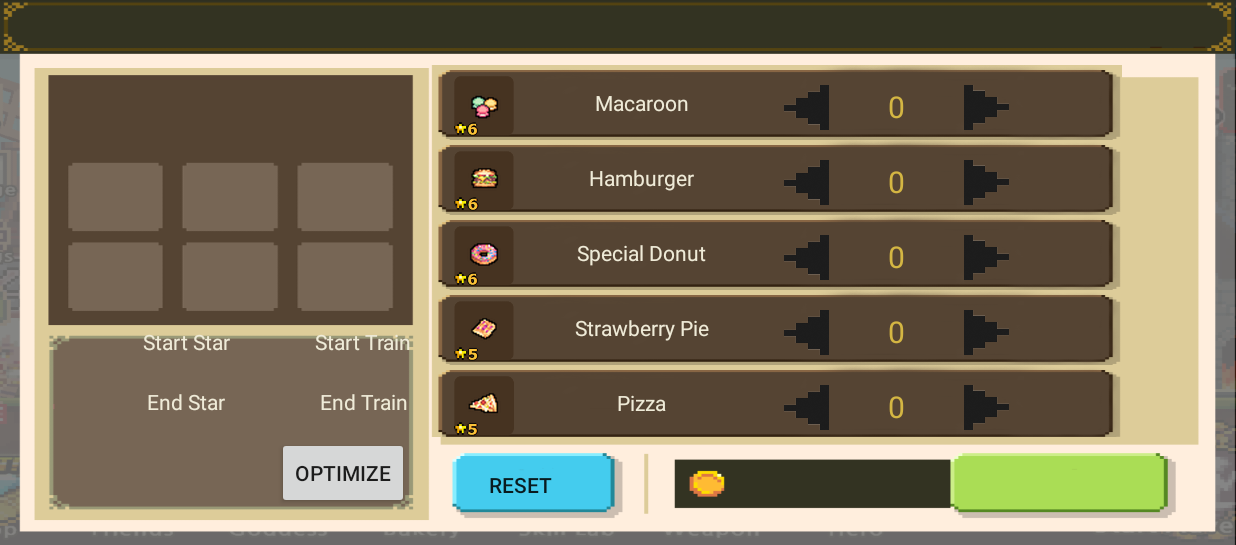
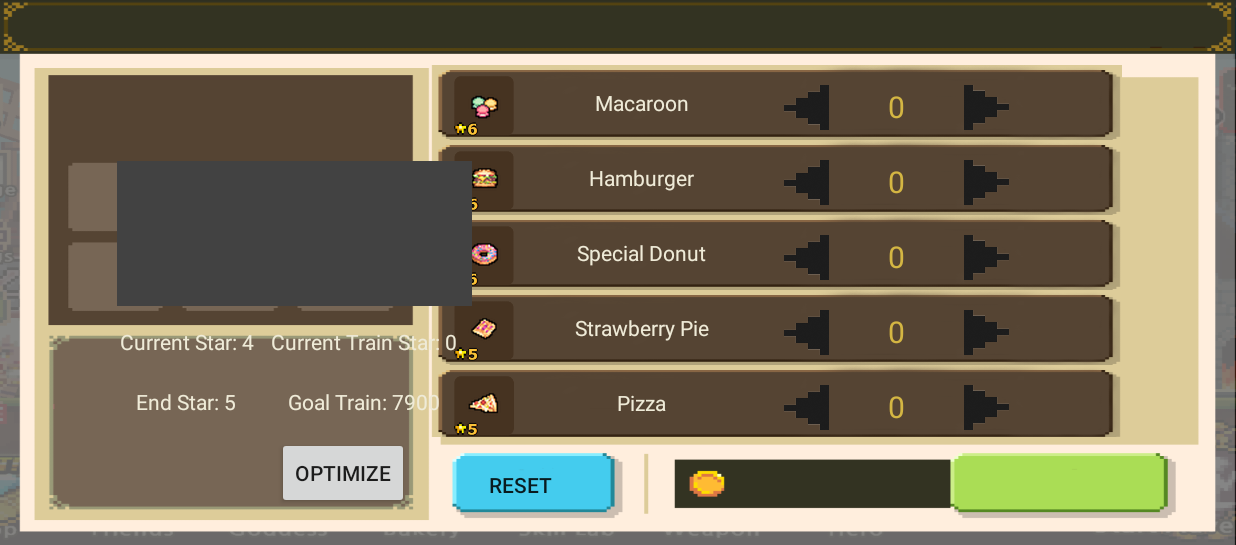
Before and after one commit to daniel0514/BreadCalculator, an Android app: the screen it shows after launch (MainActivity), on a phone screen of 824 x 412 dp (held sideways), the part 73-618 px from its top. Run offline under Robolectric (Android 15) with nearby library versions, the phone set to English and light mode, and no system bars.

Commit message:
tweaking UI

```diff
--- a/app/src/main/java/cal/bread/dan/breadcalculator2/MainActivity.java
+++ b/app/src/main/java/cal/bread/dan/breadcalculator2/MainActivity.java
@@ -48,17 +48,17 @@ public class MainActivity extends ActionBarActivity {
         updateBreadHM(breadHM);
         initializeButtons();
         setListeners();
-        createAlerts();
-        /*
+        //createAlerts();
+
         startStar.setText("Current Star: " + "4");
         startStarInt = Integer.parseInt("4");
         endStar.setText("End Star: " + "5");
         endStarInt = Integer.parseInt("5");
         startTrain.setText("Current Train Star: " + "0");
         startTrainInt = Integer.parseInt("0");
-        endTrain.setText("Current Star: " + "7900");
+        endTrain.setText("Goal Train: " + "7900");
         endTrainInt = Integer.parseInt("7900");
-        */
+
 
 
     }
--- a/app/src/main/res/layout/activity_main.xml
+++ b/app/src/main/res/layout/activity_main.xml
@@ -1362,4 +1362,70 @@
         android:layout_below="@+id/linearLayout"
         android:layout_alignEnd="@+id/linearLayout"
         android:layout_marginEnd="42dp" />
+
+    <LinearLayout
+        android:orientation="vertical"
+        android:layout_width="match_parent"
+        android:layout_height="match_parent"
+        android:layout_alignStart="@+id/linearLayout"
+        android:layout_marginTop="64dp"
+        android:layout_marginBottom="87dp"
+        android:layout_alignEnd="@+id/linearLayout"
+        android:layout_alignTop="@+id/rightScrollPanel"
+        android:weightSum="1"
+        android:layout_above="@+id/optimize">
+
+        <LinearLayout
+            android:orientation="horizontal"
+            android:layout_width="match_parent"
+            android:layout_height="wrap_content"
+            android:layout_weight="0.51"
+            android:background="@color/background_floating_material_dark">
+            <ImageView
+            android:layout_width="wrap_content"
+            android:layout_height="match_parent"
+            android:id="@+id/bread0"
+            android:layout_gravity="center_vertical"
+            android:layout_weight="0.51" />
+
+            <ImageView
+                android:layout_width="wrap_content"
+                android:layout_height="match_parent"
+                android:id="@+id/bread1"
+                android:layout_gravity="center_vertical"
+                android:layout_weight="0.48" />
+
+            <ImageView
+                android:layout_width="66dp"
+                android:layout_height="match_parent"
+                android:id="@+id/bread2" /></LinearLayout>
+
+        <LinearLayout
+            android:orientation="horizontal"
+            android:layout_width="match_parent"
+            android:layout_height="wrap_content"
+            android:layout_weight="0.50"
+            android:weightSum="1"
+            android:background="@color/background_floating_material_dark">
+
+            <ImageView
+                android:layout_width="wrap_content"
+                android:layout_height="match_parent"
+                android:id="@+id/bread3"
+                android:layout_gravity="center_vertical"
+                android:layout_weight="0.51" />
+
+            <ImageView
+                android:layout_width="wrap_content"
+                android:layout_height="match_parent"
+                android:id="@+id/bread4"
+                android:layout_gravity="center_vertical"
+                android:layout_weight="0.48" />
+
+            <ImageView
+                android:layout_width="66dp"
+                android:layout_height="match_parent"
+                android:id="@+id/bread5" />
+        </LinearLayout>
+    </LinearLayout>
 </RelativeLayout>
```
